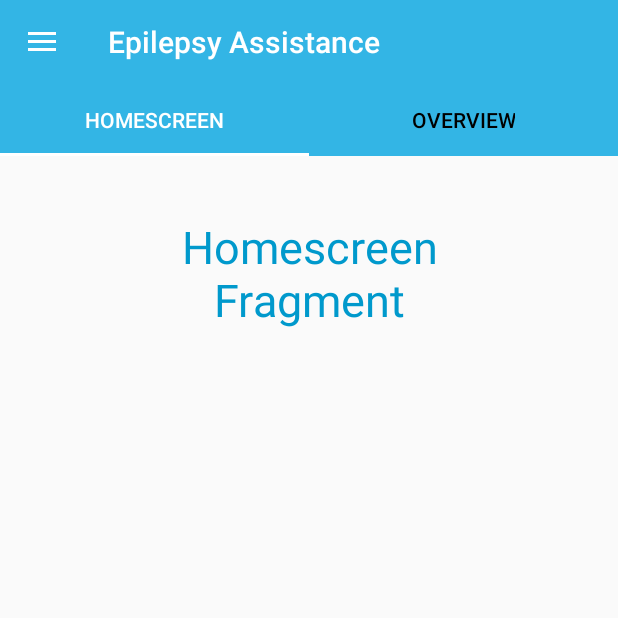
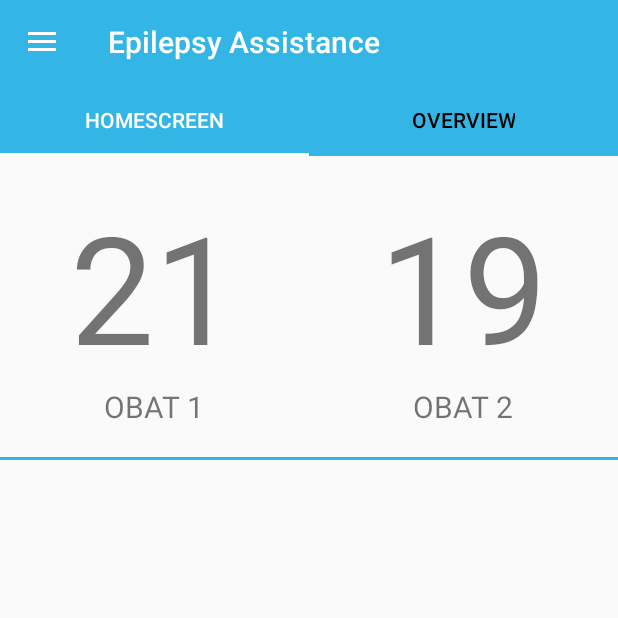
Before and after one commit to novanandhy/E-PhA, an Android app: the screen it shows after launch (MainActivity), on a phone screen of 412 x 824 dp, the top half of it. Run offline under Robolectric (Android 15) with nearby library versions, the light colour scheme and no system bars; 3 statements that could not run were skipped.

Commit message:
membuat tampilan dummy stok obat di homescreen

```diff
--- a/app/src/main/res/layout/homescreen_layout.xml
+++ b/app/src/main/res/layout/homescreen_layout.xml
@@ -1,17 +1,68 @@
 <?xml version="1.0" encoding="utf-8"?>
-<RelativeLayout xmlns:android="http://schemas.android.com/apk/res/android"
-    android:orientation="vertical" android:layout_width="match_parent"
-    android:layout_height="match_parent">
+<TableLayout xmlns:android="http://schemas.android.com/apk/res/android"
+    android:orientation="vertical"
+    android:layout_width="fill_parent"
+    android:layout_height="fill_parent"
+    android:shrinkColumns="*"
+    android:stretchColumns="*">
 
-    <TextView
-        android:layout_width="wrap_content"
-        android:layout_height="wrap_content"
-        android:layout_marginTop="40dp"
-        android:textSize="30sp"
-        android:gravity="center"
-        android:id="@+id/textView"
-        android:layout_centerHorizontal="true"
-        android:textColor="@android:color/holo_blue_dark"
-        android:text="Homescreen\nFragment"/>
+    <TableRow
+        android:id="@+id/rowshowmedicine"
+        android:layout_height="match_parent"
+        android:layout_width="match_parent"
+        >
 
-</RelativeLayout>
+        <LinearLayout xmlns:android="http://schemas.android.com/apk/res/android"
+            android:orientation="vertical"
+            android:layout_width="fill_parent"
+            android:layout_height="fill_parent"
+            >
+
+            <TextView
+                android:id="@+id/stockmedicine1"
+                android:layout_width="match_parent"
+                android:layout_height="wrap_content"
+                android:layout_marginTop="20dp"
+                android:text="21"
+                android:gravity="center"
+                android:textSize="100sp"/>
+            <TextView
+                android:id="@+id/medicine1"
+                android:layout_width="match_parent"
+                android:layout_height="wrap_content"
+                android:text="OBAT 1"
+                android:layout_marginBottom="20dp"
+                android:gravity="center"
+                android:textSize="20sp"/>
+        </LinearLayout>
+
+        <LinearLayout xmlns:android="http://schemas.android.com/apk/res/android"
+        android:orientation="vertical"
+        android:layout_width="fill_parent"
+        android:layout_height="fill_parent"
+        >
+
+        <TextView
+            android:id="@+id/stockmedicine2"
+            android:layout_width="match_parent"
+            android:layout_height="wrap_content"
+            android:layout_marginTop="20dp"
+            android:text="19"
+            android:gravity="center"
+            android:textSize="100sp"/>
+        <TextView
+            android:id="@+id/medicine2"
+            android:layout_width="match_parent"
+            android:layout_height="wrap_content"
+            android:text="OBAT 2"
+            android:gravity="center"
+            android:layout_marginBottom="20dp"
+            android:textSize="20sp"/>
+    </LinearLayout>
+
+    </TableRow>
+    <View
+        android:layout_height="2dip"
+        android:background="@color/blue" />
+
+</TableLayout>
```
